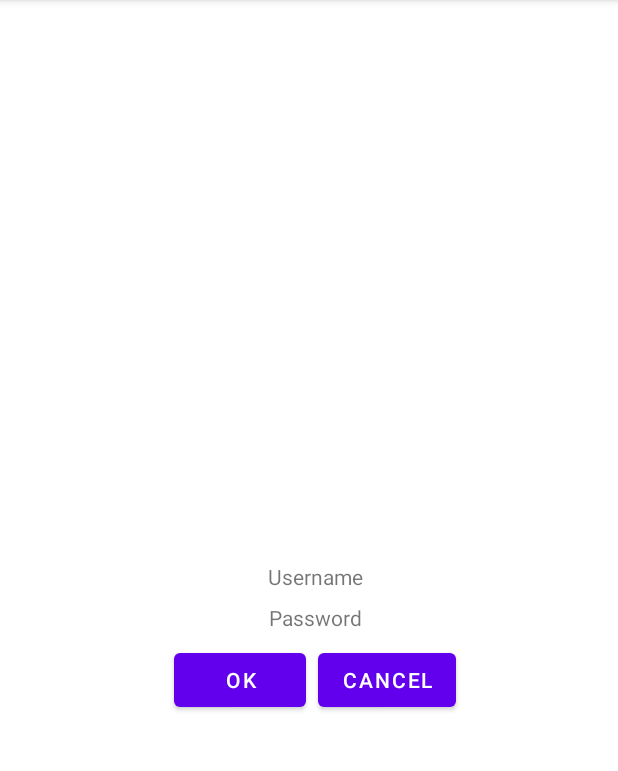
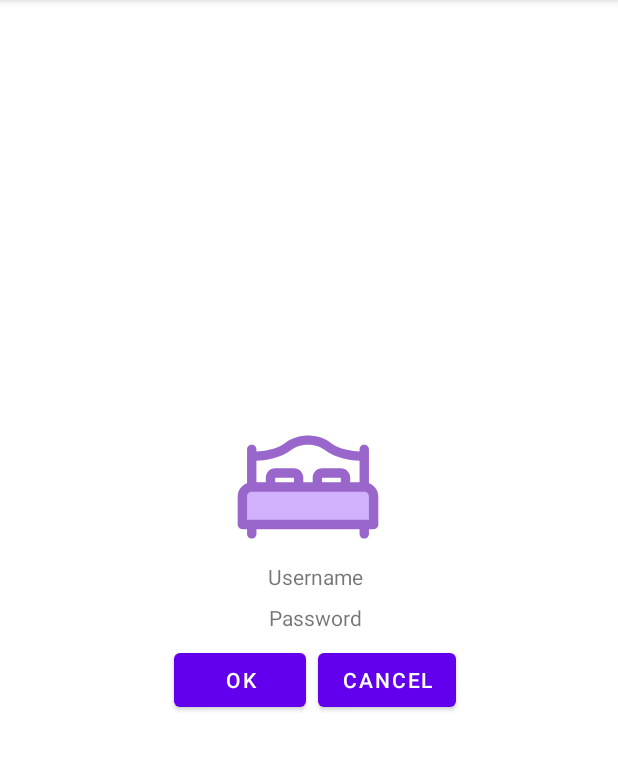
Before and after one commit to ArinoMichi/First, an Android app: the screen it shows after launch (MainActivity), on a phone screen of 412 x 824 dp, the part 84-855 px from its top. Run offline under Robolectric (Android 15) with nearby library versions, the phone set to English and light mode, and no system bars.

Commit message:
"añadiendo iconos owo"

```diff
--- a/app/src/main/res/layout/activity_main.xml
+++ b/app/src/main/res/layout/activity_main.xml
@@ -33,18 +33,29 @@
         android:layout_height="wrap_content"
         android:layout_margin="8dp"
         android:text="OK"
-        app:layout_constraintTop_toBottomOf="@+id/password"
         app:layout_constraintEnd_toEndOf="parent"
+        app:layout_constraintHorizontal_bias="0.35"
         app:layout_constraintStart_toStartOf="parent"
-        app:layout_constraintHorizontal_bias="0.35"/>
+        app:layout_constraintTop_toBottomOf="@+id/password" />
 
     <Button
         android:id="@+id/boton2"
         android:layout_width="wrap_content"
         android:layout_height="wrap_content"
+        android:layout_marginLeft="8dp"
         android:text="CANCEL"
-        android:layout_marginLeft="8dp"
         app:layout_constraintBottom_toBottomOf="@+id/boton1"
         app:layout_constraintStart_toEndOf="@+id/boton1"
         app:layout_constraintTop_toTopOf="@+id/boton1" />
+
+    <ImageView
+        android:layout_width="100dp"
+        android:layout_height="100dp"
+        android:layout_marginStart="74dp"
+        android:layout_marginEnd="83dp"
+        android:src="@drawable/bed_icon"
+        app:layout_constraintBottom_toTopOf="@+id/username"
+        app:layout_constraintEnd_toEndOf="@+id/boton2"
+        app:layout_constraintStart_toStartOf="@+id/boton1" />
+
 </androidx.constraintlayout.widget.ConstraintLayout>
```
